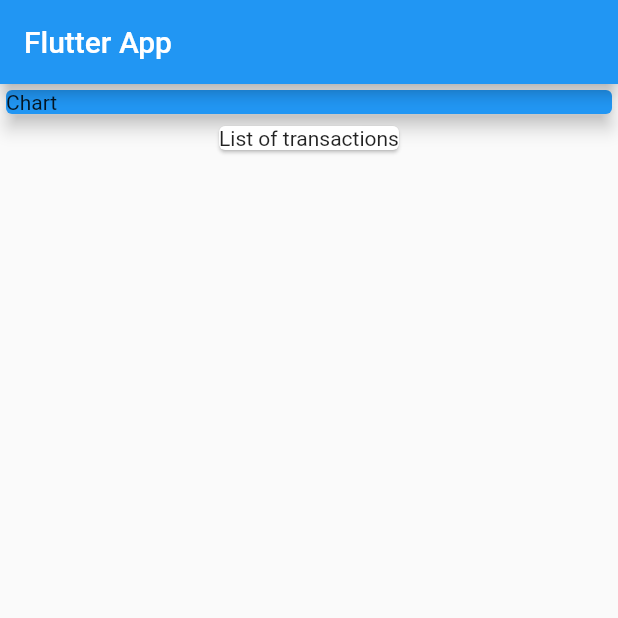
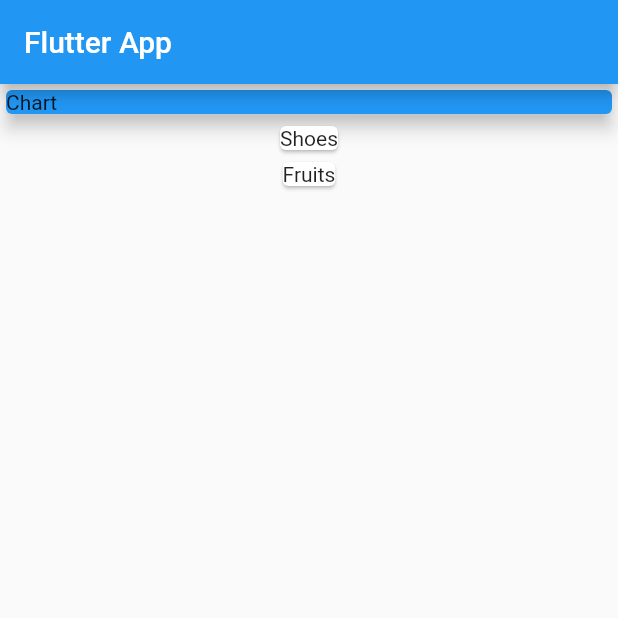
Before and after one commit to dubenyuk/flutter_person_expenses, a Flutter app: the screen it shows after launch, on a phone screen of 412 x 824 dp, the top half of it. Run offline on Flutter 3.47's test engine with Material 2 defaults, Android fonts, the phone set to English and light mode, and no system bars.

Commit message:
mapping data into widgets

```diff
--- a/lib/main.dart
+++ b/lib/main.dart
@@ -38,8 +38,12 @@ class MyHomePage extends StatelessWidget {
             ),
           ),
 
-          Card(
-            child: Text('List of transactions')
+          Column(
+            children: transactions.map((tx) {
+              return Card(
+                child: Text(tx.title),
+              );
+            }).toList(),
           ),
         ]
       ),
```
